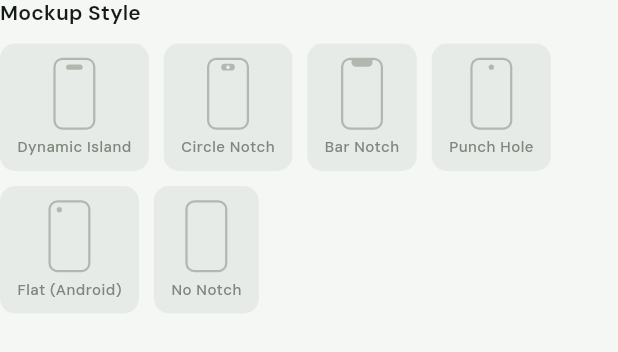
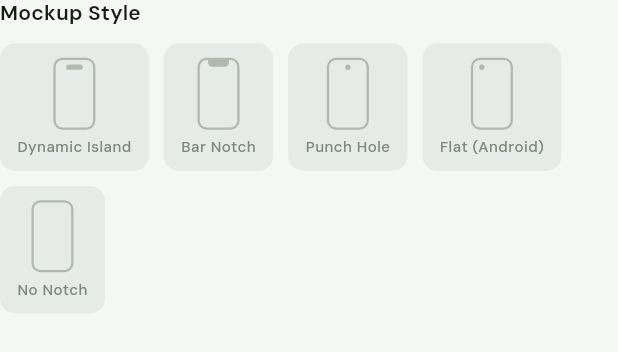
Before and after one commit to cocodestudio/Aperlo, a Flutter app: the MockupStyleSelector widget shown alone on an empty page, opened directly with empty values, on a phone screen of 412 x 824 dp. Shown: the top 352 px of the screen. Run offline on Flutter 3.47's test engine with Material 3 defaults, Android fonts, the phone set to English and light mode, and no system bars; our stand-ins replace cached_network_image, cloud_firestore, firebase_core, flutter_riverpod, flutter_svg, go_router and 6 more; missing offline and left inert: encrypt, gal; accounts and stored records are empty.

Commit message:
feat: add Mockup Height ratio slider in Flutter editor and sync JSON layout schema with Web Panel

```diff
--- a/lib/screens/editor/editor_screen.dart
+++ b/lib/screens/editor/editor_screen.dart
@@ -724,6 +724,8 @@ class _EditorScreenState extends ConsumerState<EditorScreen> {
                   title: 'Transform',
                   content: buildSection('Transform', [
                     PropertySlider(label: 'Scale', value: (layer['scale'] ?? 1.0).toDouble(), min: 0.1, max: 3.0, valueFormatter: (v) => '${(v * 100).toInt()}%', onChanged: (v) { layer['scale'] = v; sheetUpdateLayer(layer); }),
+                    if (type == 'phone')
+                      PropertySlider(label: 'Mockup Height', value: (layer['aspect_ratio'] ?? (19.5 / 9)).toDouble(), min: 1.0, max: 3.0, valueFormatter: (v) => '${v.toStringAsFixed(2)}x', onChanged: (v) { layer['aspect_ratio'] = v; sheetUpdateLayer(layer); }),
                     PropertySlider(label: 'Rotation', value: (layer['rotation'] ?? 0.0).toDouble(), min: -180.0, max: 180.0, valueFormatter: (v) => '${v.toInt()}°', onChanged: (v) { layer['rotation'] = v; sheetUpdateLayer(layer); }),
                     PropertySlider(label: 'Opacity', value: (layer['opacity'] ?? 1.0).toDouble(), min: 0.0, max: 1.0, valueFormatter: (v) => '${(v * 100).toInt()}%', onChanged: (v) { layer['opacity'] = v; sheetUpdateLayer(layer); }),
                   ]),
--- a/lib/screens/editor/property_sheets.dart
+++ b/lib/screens/editor/property_sheets.dart
@@ -1019,7 +1019,6 @@ class MockupStyleSelector extends StatelessWidget {
 
   static const Map<String, String> _styles = {
     'dynamic_island': 'Dynamic Island',
-    'circle_notch': 'Circle Notch',
     'bar_notch': 'Bar Notch',
     'punch_hole': 'Punch Hole',
     'flat': 'Flat (Android)',
@@ -1040,26 +1039,6 @@ class MockupStyleSelector extends StatelessWidget {
           decoration: BoxDecoration(
             color: color,
             borderRadius: BorderRadius.circular(2),
-          ),
-        );
-      case 'circle_notch':
-        notch = Container(
-          margin: const EdgeInsets.only(top: 2.5),
-          width: 9,
-          height: 4.5,
-          decoration: BoxDecoration(
-            color: color,
-            borderRadius: BorderRadius.circular(2.5),
-          ),
-          child: Center(
-            child: Container(
-              width: 2.5,
-              height: 2.5,
-              decoration: BoxDecoration(
-                color: isSelected ? AppColors.surface : AppColors.surfaceMuted,
-                shape: BoxShape.circle,
-              ),
-            ),
           ),
         );
       case 'bar_notch':
```
Also changed, not shown: lib/widgets/dynamic_template.dart (+0 -27 lines).
